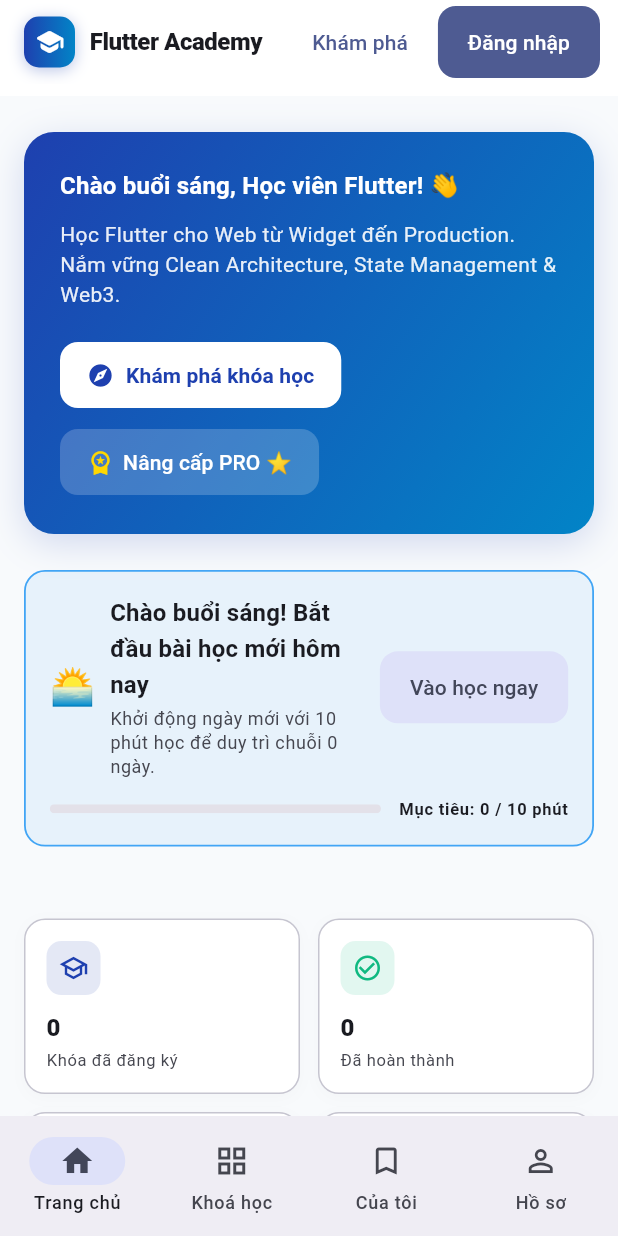
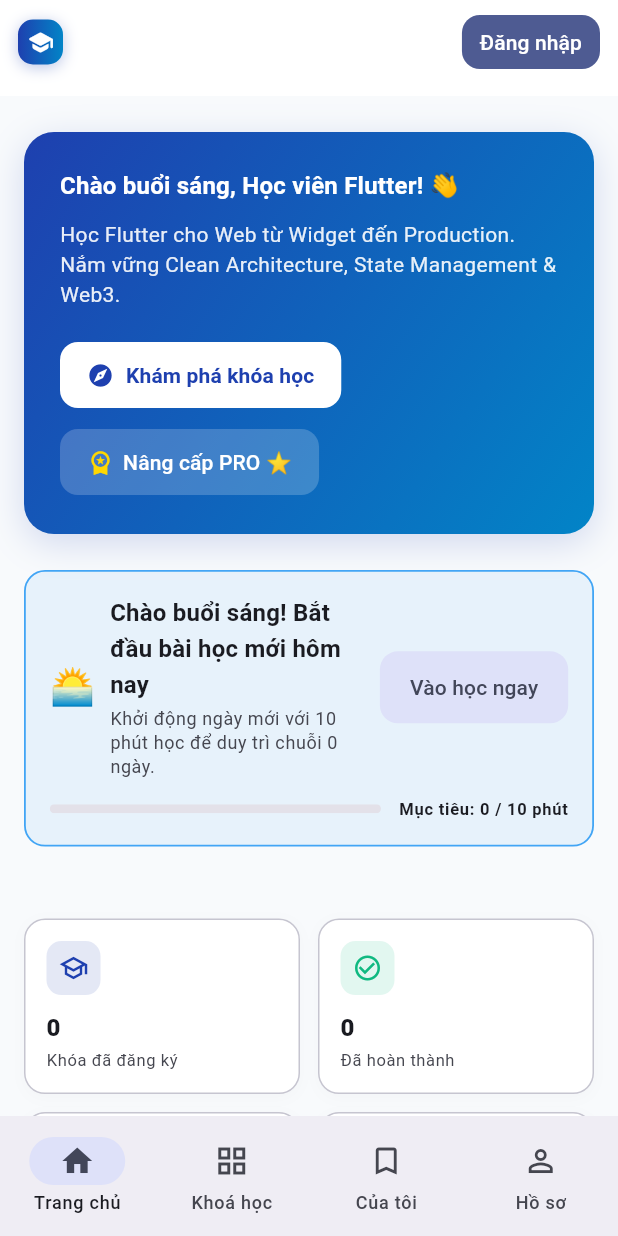
Before and after one commit to MINH-DEV586/flutter_academy, a Flutter app: the screen it shows after launch, on a phone screen of 412 x 824 dp. Run offline on Flutter 3.47's test engine with Material 3 defaults, Android fonts, the phone set to English and light mode, and no system bars; our stand-ins replace flutter_riverpod, go_router, hive_ce, hive_ce_flutter, material_ui, youtube_player_iframe; missing offline and left inert: dart:js_interop; accounts and stored records are empty.

Commit message:
fix(ui): prevent mobile header horizontal overflow in AppBar

```diff
--- a/lib/widgets/huy_hieu_chuoi_header.dart
+++ b/lib/widgets/huy_hieu_chuoi_header.dart
@@ -8,14 +8,15 @@ import '../viewmodels/providers.dart';
 
 /// Huy hiệu hiển thị Chuỗi học tập (Streak) và Cấp độ (Level) trên AppBar.
 class HuyHieuChuoiHeader extends ConsumerWidget {
-  const HuyHieuChuoiHeader({super.key});
+  final bool compact;
+  const HuyHieuChuoiHeader({super.key, this.compact = false});
 
   @override
   Widget build(BuildContext context, WidgetRef ref) {
     final chuoiAsync = ref.watch(chuoiHocProvider);
 
     return chuoiAsync.when(
-      data: (chuoiHoc) => _NoiDungHuyHieu(chuoiHoc: chuoiHoc),
+      data: (chuoiHoc) => _NoiDungHuyHieu(chuoiHoc: chuoiHoc, compact: compact),
       loading: () => const SizedBox.shrink(),
       error: (_, _) => const SizedBox.shrink(),
     );
@@ -23,7 +24,8 @@ class HuyHieuChuoiHeader extends ConsumerWidget {
 }
 
 class _NoiDungHuyHieu extends StatelessWidget {
-  const _NoiDungHuyHieu({required this.chuoiHoc});
+  final bool compact;
+  const _NoiDungHuyHieu({required this.chuoiHoc, this.compact = false});
 
   final ChuoiHoc chuoiHoc;
 
@@ -152,12 +154,15 @@ class _NoiDungHuyHieu extends StatelessWidget {
     final capDo = chuoiHoc.capDo;
 
     return Padding(
-      padding: const EdgeInsets.only(right: 8),
+      padding: EdgeInsets.only(right: compact ? 4 : 8),
       child: InkWell(
         onTap: () => _hienBangTomTat(context),
         borderRadius: BorderRadius.circular(20),
         child: Container(
-          padding: const EdgeInsets.symmetric(horizontal: 10, vertical: 5),
+          padding: EdgeInsets.symmetric(
+            horizontal: compact ? 6 : 10,
+            vertical: compact ? 3 : 5,
+          ),
           decoration: BoxDecoration(
             color: daHoc
                 ? Colors.amber.withValues(alpha: 0.15)
@@ -173,15 +178,19 @@ class _NoiDungHuyHieu extends StatelessWidget {
           child: Row(
             mainAxisSize: MainAxisSize.min,
             children: [
-              Text(daHoc ? '🔥' : '⏳', style: const TextStyle(fontSize: 16)),
-              const SizedBox(width: 4),
+              Text(
+                daHoc ? '🔥' : '⏳',
+                style: TextStyle(fontSize: compact ? 13 : 16),
+              ),
+              SizedBox(width: compact ? 2 : 4),
               Text(
                 '${chuoiHoc.chuoiHienTai}',
-                style: text.titleSmall?.copyWith(
+                style: (compact ? text.labelMedium : text.titleSmall)?.copyWith(
                   fontWeight: FontWeight.bold,
                   color: daHoc ? Colors.amber.shade900 : mau.onSurfaceVariant,
                 ),
               ),
+              if (!compact) ...[
                 const SizedBox(width: 8),
                 Container(width: 1, height: 14, color: mau.outlineVariant),
                 const SizedBox(width: 8),
@@ -192,6 +201,7 @@ class _NoiDungHuyHieu extends StatelessWidget {
                     color: mau.primary,
                   ),
                 ),
+              ],
             ],
           ),
         ),
--- a/lib/widgets/khung_ung_dung.dart
+++ b/lib/widgets/khung_ung_dung.dart
@@ -217,7 +217,7 @@ class _ThanhTren extends ConsumerWidget implements PreferredSizeWidget {
 
     return AppBar(
       automaticallyImplyLeading: false,
-      titleSpacing: laDienThoai ? 12 : 24,
+      titleSpacing: laDienThoai ? 8 : 24,
       title: Row(
         mainAxisSize: MainAxisSize.min,
         children: [
@@ -230,7 +230,7 @@ class _ThanhTren extends ConsumerWidget implements PreferredSizeWidget {
                 mainAxisSize: MainAxisSize.min,
                 children: [
                   Container(
-                    padding: const EdgeInsets.all(7),
+                    padding: EdgeInsets.all(laDienThoai ? 6 : 7),
                     decoration: BoxDecoration(
                       gradient: const LinearGradient(
                         colors: [Color(0xFF1E40AF), Color(0xFF0284C7)],
@@ -244,9 +244,13 @@ class _ThanhTren extends ConsumerWidget implements PreferredSizeWidget {
                         ),
                       ],
                     ),
-                    child: const Icon(Icons.school_rounded,
-                        color: Colors.white, size: 20),
+                    child: Icon(
+                      Icons.school_rounded,
+                      color: Colors.white,
+                      size: laDienThoai ? 18 : 20,
                     ),
+                  ),
+                  if (!laDienThoai) ...[
                     const SizedBox(width: 10),
                     Text(
                       'Flutter Academy',
@@ -255,6 +259,7 @@ class _ThanhTren extends ConsumerWidget implements PreferredSizeWidget {
                         letterSpacing: -0.3,
                       ),
                     ),
+                  ],
                 ],
               ),
             ),
@@ -293,13 +298,15 @@ class _ThanhTren extends ConsumerWidget implements PreferredSizeWidget {
         if (daDangNhap) ...[
           // Coin Chip
           Padding(
-            padding: const EdgeInsets.only(right: 8),
+            padding: EdgeInsets.only(right: laDienThoai ? 4 : 8),
             child: InkWell(
               onTap: () => context.go(DuongDan.viCoin),
               borderRadius: BorderRadius.circular(20),
               child: Container(
-                padding:
-                    const EdgeInsets.symmetric(horizontal: 10, vertical: 5),
+                padding: EdgeInsets.symmetric(
+                  horizontal: laDienThoai ? 6 : 10,
+                  vertical: laDienThoai ? 3 : 5,
+                ),
                 decoration: BoxDecoration(
                   color: Colors.amber.withValues(alpha: 0.15),
                   borderRadius: BorderRadius.circular(20),
@@ -309,14 +316,14 @@ class _ThanhTren extends ConsumerWidget implements PreferredSizeWidget {
                 child: Row(
                   mainAxisSize: MainAxisSize.min,
                   children: [
-                    const Icon(Icons.monetization_on,
-                        size: 16, color: Colors.amber),
-                    const SizedBox(width: 4),
+                    Icon(Icons.monetization_on,
+                        size: laDienThoai ? 14 : 16, color: Colors.amber),
+                    const SizedBox(width: 3),
                     Text(
                       '${vi?.coinBalance ?? 0}',
-                      style: const TextStyle(
+                      style: TextStyle(
                         fontWeight: FontWeight.bold,
-                        fontSize: 12,
+                        fontSize: laDienThoai ? 11 : 12,
                       ),
                     ),
                   ],
@@ -324,42 +331,45 @@ class _ThanhTren extends ConsumerWidget implements PreferredSizeWidget {
               ),
             ),
           ),
-          const HuyHieuChuoiHeader(),
-          const SizedBox(width: 6),
+          HuyHieuChuoiHeader(compact: laDienThoai),
+          if (!laDienThoai) const SizedBox(width: 6),
           // Nút PRO hoặc Badge
           if (laPro)
             Padding(
-              padding: const EdgeInsets.only(right: 8),
+              padding: EdgeInsets.only(right: laDienThoai ? 4 : 8),
               child: InkWell(
                 onTap: () => context.go(DuongDan.nangCapPro),
                 borderRadius: BorderRadius.circular(8),
-                child: const HuyHieuProBadge(fontSize: 10, compact: false),
+                child: HuyHieuProBadge(fontSize: 10, compact: laDienThoai),
               ),
             )
           else
             Padding(
-              padding: const EdgeInsets.only(right: 8),
+              padding: EdgeInsets.only(right: laDienThoai ? 4 : 8),
               child: FilledButton.tonal(
                 style: FilledButton.styleFrom(
-                  padding:
-                      const EdgeInsets.symmetric(horizontal: 10, vertical: 6),
+                  padding: EdgeInsets.symmetric(
+                    horizontal: laDienThoai ? 6 : 10,
+                    vertical: laDienThoai ? 4 : 6,
+                  ),
                   minimumSize: Size.zero,
                   tapTargetSize: MaterialTapTargetSize.shrinkWrap,
                   backgroundColor: const Color(0xFFFFF3E0),
                 ),
                 onPressed: () => context.go(DuongDan.nangCapPro),
-                child: const Row(
+                child: Row(
                   mainAxisSize: MainAxisSize.min,
                   children: [
                     Icon(Icons.workspace_premium,
-                        size: 15, color: Color(0xFFE65100)),
-                    SizedBox(width: 4),
+                        size: laDienThoai ? 13 : 15,
+                        color: const Color(0xFFE65100)),
+                    const SizedBox(width: 3),
                     Text(
                       'PRO',
                       style: TextStyle(
-                        fontSize: 11,
+                        fontSize: laDienThoai ? 10 : 11,
                         fontWeight: FontWeight.bold,
-                        color: Color(0xFFE65100),
+                        color: const Color(0xFFE65100),
                       ),
                     ),
                   ],
@@ -368,7 +378,7 @@ class _ThanhTren extends ConsumerWidget implements PreferredSizeWidget {
             ),
           // User Avatar + Dropdown Menu
           Padding(
-            padding: EdgeInsets.only(right: laDienThoai ? 12 : 20),
+            padding: EdgeInsets.only(right: laDienThoai ? 8 : 20),
             child: PopupMenuButton<String>(
               tooltip: 'Tài khoản',
               offset: const Offset(0, 48),
@@ -505,12 +515,12 @@ class _ThanhTren extends ConsumerWidget implements PreferredSizeWidget {
                           )
                         : null,
                     child: CircleAvatar(
-                      radius: 17,
+                      radius: laDienThoai ? 15 : 17,
                       backgroundColor: mau.primaryContainer,
                       child: Text(
                         nguoiDung?.chuVietTat ?? 'H',
                         style: TextStyle(
-                          fontSize: 12,
+                          fontSize: laDienThoai ? 11 : 12,
                           fontWeight: FontWeight.bold,
                           color: mau.onPrimaryContainer,
                         ),
@@ -529,6 +539,7 @@ class _ThanhTren extends ConsumerWidget implements PreferredSizeWidget {
             ),
           ),
         ] else ...[
+          if (!laDienThoai)
             Padding(
               padding: const EdgeInsets.only(right: 8),
               child: TextButton(
@@ -539,6 +550,13 @@ class _ThanhTren extends ConsumerWidget implements PreferredSizeWidget {
           Padding(
             padding: EdgeInsets.only(right: laDienThoai ? 12 : 24),
             child: FilledButton(
+              style: laDienThoai
+                  ? FilledButton.styleFrom(
+                      padding: const EdgeInsets.symmetric(
+                          horizontal: 12, vertical: 8),
+                      minimumSize: Size.zero,
+                    )
+                  : null,
               onPressed: () =>
                   context.go(DuongDan.dangNhapRoiVe(diaChiHienTai)),
               child: const Text('Đăng nhập'),
```
Lines whose indentation alone changed are shown as unchanged.
